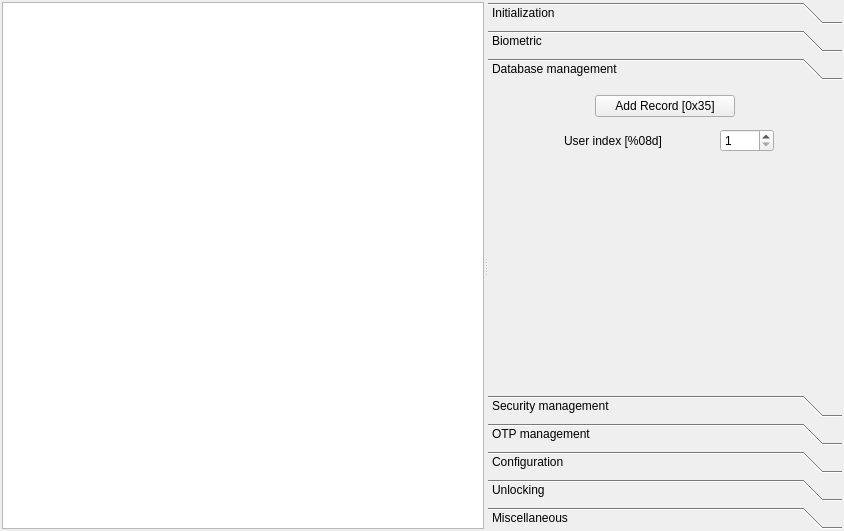
This is sagemmorpho.ui in CodElecCz/SagemMorphoUI as Qt 5 draws it before an edit. The edited form follows.
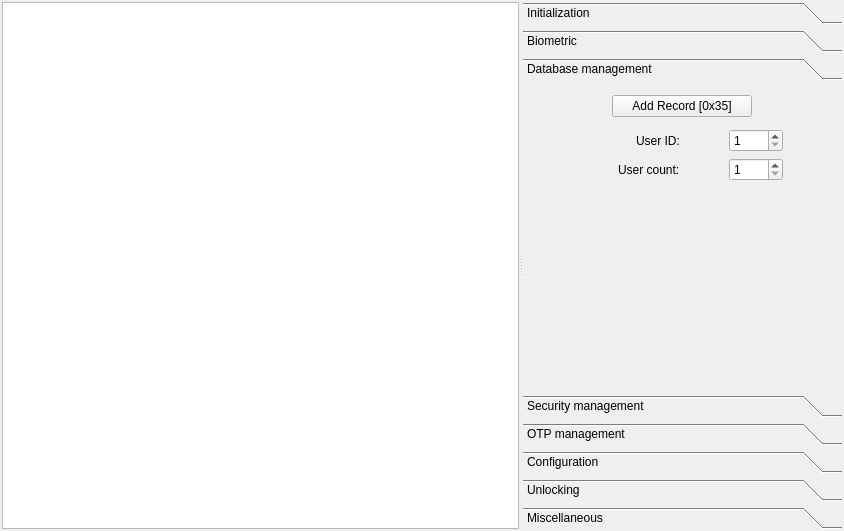
This is the edited form. The open tabs and pages were chosen to show the change. Custom widgets are drawn as their Qt base class.

```diff
--- a/sagemmorpho.ui
+++ b/sagemmorpho.ui
@@ -123,7 +123,7 @@
            <rect>
             <x>0</x>
             <y>0</y>
-            <width>341</width>
+            <width>320</width>
             <height>285</height>
            </rect>
           </property>
@@ -160,13 +160,6 @@
                <property name="bottomMargin">
                 <number>6</number>
                </property>
-               <item row="0" column="0" alignment="Qt::AlignRight">
-                <widget class="QLabel" name="label">
-                 <property name="text">
-                  <string>User index [%08d]</string>
-                 </property>
-                </widget>
-               </item>
                <item row="0" column="1" alignment="Qt::AlignHCenter">
                 <widget class="QSpinBox" name="userStartBox">
                  <property name="minimum">
@@ -177,6 +170,30 @@
                  </property>
                 </widget>
                </item>
+               <item row="0" column="0" alignment="Qt::AlignRight">
+                <widget class="QLabel" name="label">
+                 <property name="text">
+                  <string>User ID:</string>
+                 </property>
+                </widget>
+               </item>
+               <item row="1" column="1" alignment="Qt::AlignHCenter">
+                <widget class="QSpinBox" name="userCountBox">
+                 <property name="minimum">
+                  <number>1</number>
+                 </property>
+                 <property name="maximum">
+                  <number>1000</number>
+                 </property>
+                </widget>
+               </item>
+               <item row="1" column="0" alignment="Qt::AlignRight">
+                <widget class="QLabel" name="label_2">
+                 <property name="text">
+                  <string>User count:</string>
+                 </property>
+                </widget>
+               </item>
               </layout>
              </item>
              <item>
```
Left out of the diff: 14 changed lines with no effect on the pictures.
